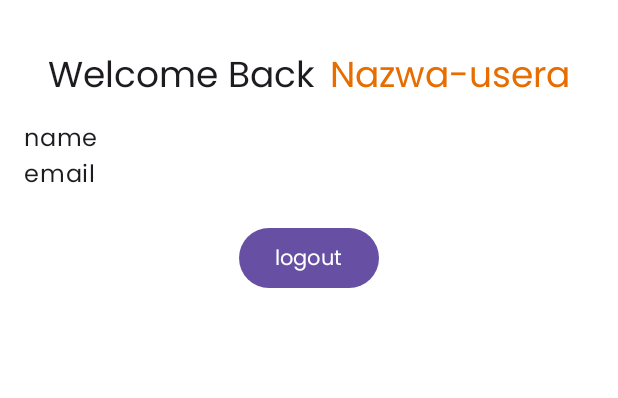
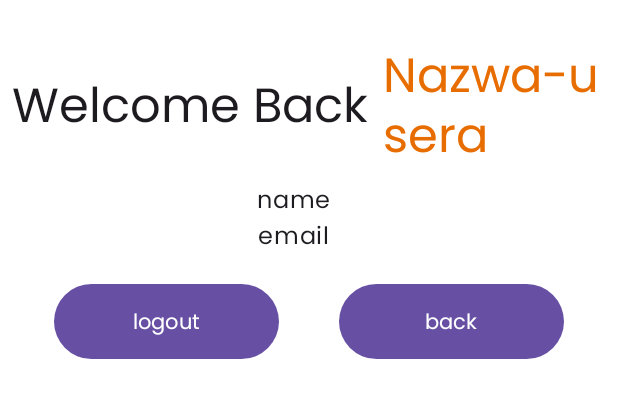
Before and after one commit to KeimiLL/Freeciv-game, an Android app built with Jetpack Compose: the @Preview function HomeScreenPreviewLight, on a phone screen of 412 x 824 dp. Shown: the top 398 px of the screen. Run offline under Robolectric (Android 15) with nearby library versions, the phone set to English and light mode, and no system bars.

Commit message:
IO-55: Added navigation for home screen and updated UI

```diff
--- a/app/src/main/java/com/mobilne/civ2077/ui/board/FullBoardView.kt
+++ b/app/src/main/java/com/mobilne/civ2077/ui/board/FullBoardView.kt
@@ -59,13 +59,30 @@ fun FullBoardView(
                 // Firebase DB test:
 //                ButtonItem(viewModel.currentView, viewModel)
                 //Logout
+//                Button(
+//                    onClick = {
+//                        authViewModel.logout()
+//                        navController.navigate(ROUTE_LOGIN) {
+//                            popUpTo(ROUTE_HOME) {
+//                                inclusive = true
+//                            }
+//                        }
+//                    },
+//                    modifier = Modifier
+//                        .height(80.dp)
+//                        .width(120.dp),
+//                    colors = ButtonDefaults.buttonColors(backgroundColor = Color(0xff004f88)),
+//                    contentPadding = PaddingValues(16.dp),
+//                ) {
+//                Text(
+//                    text = "Logout",
+//                    style = MaterialTheme.typography.body2,
+//                    textAlign = TextAlign.Center,
+//                    color = Color(255, 255, 255)
+//                )
                 Button(
                     onClick = {
-                        authViewModel.logout()
-                        navController.navigate(ROUTE_LOGIN) {
-                            popUpTo(ROUTE_HOME) {
-                                inclusive = true
-                            }
+                        navController.navigate(ROUTE_HOME) {
                         }
                     },
                     modifier = Modifier
@@ -75,7 +92,7 @@ fun FullBoardView(
                     contentPadding = PaddingValues(16.dp),
                 ) {
                     Text(
-                        text = "Logout",
+                        text = "Home",
                         style = MaterialTheme.typography.body2,
                         textAlign = TextAlign.Center,
                         color = Color(255, 255, 255)
--- a/app/src/main/java/com/mobilne/civ2077/ui/home/HomeScreen.kt
+++ b/app/src/main/java/com/mobilne/civ2077/ui/home/HomeScreen.kt
@@ -15,6 +15,7 @@ import androidx.compose.ui.unit.dp
 import androidx.navigation.NavHostController
 import androidx.navigation.compose.rememberNavController
 import com.mobilne.civ2077.R
+import com.mobilne.civ2077.navigation.ROUTE_BOARD
 import com.mobilne.civ2077.navigation.ROUTE_HOME
 import com.mobilne.civ2077.navigation.ROUTE_LOGIN
 import com.mobilne.civ2077.ui.auth.AuthViewModel
@@ -28,24 +29,24 @@ fun HomeScreen(viewModel: AuthViewModel?, navController: NavHostController) {
     Column(
         modifier = Modifier
             .fillMaxWidth()
-            .wrapContentHeight()
             .padding(spacing.medium)
             .padding(top = spacing.extraLarge),
-        horizontalAlignment = Alignment.CenterHorizontally
+        horizontalAlignment = Alignment.CenterHorizontally,
+        verticalArrangement = Arrangement.Center
     ) {
 
         Row(verticalAlignment = Alignment.CenterVertically,
         horizontalArrangement = Arrangement.Center) {
             Text(
                 text = stringResource(id = R.string.welcome_back),
-                style = MaterialTheme.typography.headlineSmall,
+                style = MaterialTheme.typography.headlineLarge,
                 color = MaterialTheme.colorScheme.onSurface
             )
             Spacer(modifier = Modifier.width(10.dp))
             // miejsce na łączneie z nazwą usera
             Text(
                 text = "Nazwa-usera",
-                style = MaterialTheme.typography.headlineSmall,
+                style = MaterialTheme.typography.headlineLarge,
                 color = Color(0xffe86d01)
             )
 
@@ -66,43 +67,46 @@ fun HomeScreen(viewModel: AuthViewModel?, navController: NavHostController) {
             Row(
                 modifier = Modifier
                     .fillMaxWidth()
-                    .wrapContentHeight()
+                    .wrapContentHeight(),
+                verticalAlignment = Alignment.CenterVertically,
+                horizontalArrangement = Arrangement.Center
             ) {
                 Text(
                     text = stringResource(id = R.string.name),
                     style = MaterialTheme.typography.bodyLarge,
-                    modifier = Modifier.weight(0.3f),
                     color = MaterialTheme.colorScheme.onSurface
                 )
-
+                Spacer(modifier = Modifier.width(20.dp))
                 Text(
                     text = viewModel?.currentUser?.displayName ?: "",
                     style = MaterialTheme.typography.bodyLarge,
-                    modifier = Modifier.weight(0.7f),
                     color = MaterialTheme.colorScheme.onSurface
                 )
             }
 
+            Column(verticalArrangement = Arrangement.Center,
+            horizontalAlignment = Alignment.CenterHorizontally) {
                 Row(
                     modifier = Modifier
                         .fillMaxWidth()
-                    .wrapContentHeight()
+                        .wrapContentHeight(),
+                    verticalAlignment = Alignment.CenterVertically,
+                    horizontalArrangement = Arrangement.Center
                 ) {
                     Text(
                         text = stringResource(id = R.string.email),
                         style = MaterialTheme.typography.bodyLarge,
-                    modifier = Modifier.weight(0.3f),
                         color = MaterialTheme.colorScheme.onSurface
                     )
-
+                    Spacer(modifier = Modifier.width(20.dp))
                     Text(
                         text = viewModel?.currentUser?.email ?: "",
                         style = MaterialTheme.typography.bodyLarge,
-                    modifier = Modifier.weight(0.7f),
                         color = MaterialTheme.colorScheme.onSurface
                     )
                 }
-
+                Row(verticalAlignment = Alignment.CenterVertically,
+                    horizontalArrangement = Arrangement.Center) {
                     Button(
                         onClick = {
                             viewModel?.logout()
@@ -113,11 +117,32 @@ fun HomeScreen(viewModel: AuthViewModel?, navController: NavHostController) {
                             }
                         },
                         modifier = Modifier
-                    .align(Alignment.CenterHorizontally)
                             .padding(top = spacing.extraLarge)
+                            .height(50.dp)
+                            .width(150.dp)
                     ) {
                         Text(text = stringResource(id = R.string.logout))
                     }
+                    Spacer(modifier = Modifier.width(40.dp))
+                    Button(
+                        onClick = {
+                            navController.navigate(ROUTE_BOARD) {
+                                popUpTo(ROUTE_HOME) {
+                                    inclusive = true
+                                }
+                            }
+                        },
+                        modifier = Modifier
+                            .padding(top = spacing.extraLarge)
+                            .height(50.dp)
+                            .width(150.dp)
+                    ) {
+                        Text(text = "back")
+                    }
+                }
+            }
+
+
         }
     }
 }
```
Lines whose indentation alone changed are shown as unchanged.
